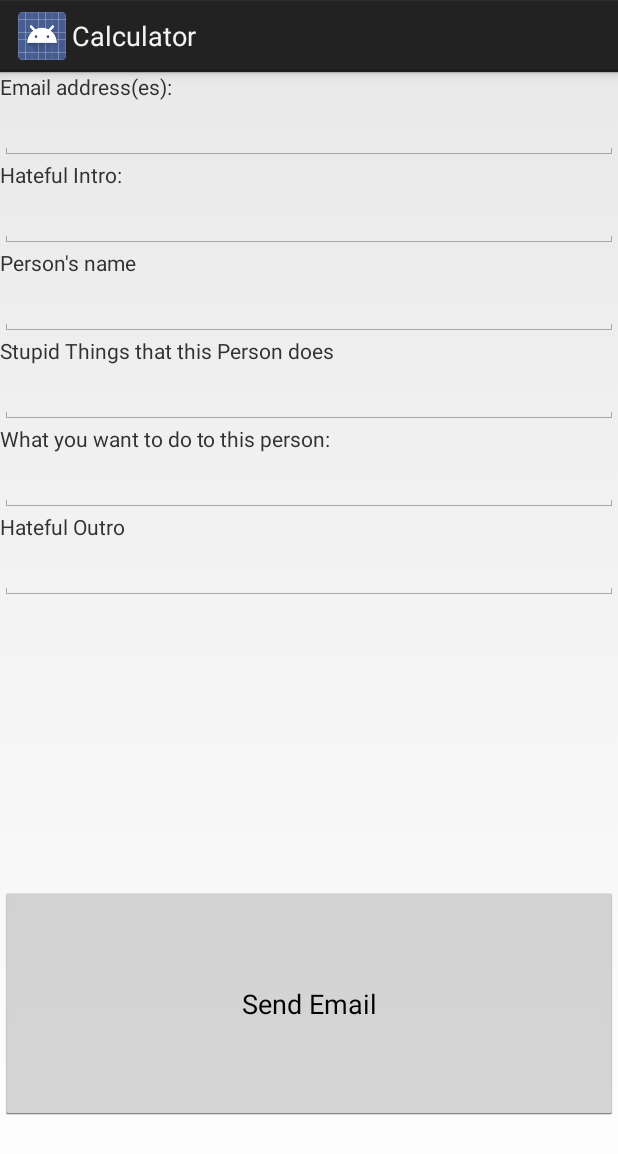
After one commit to Maeur1/Calculator, an Android app: the Email screen opened directly, with no data from a screen before it, on a phone screen of 412 x 824 dp. The commit adds this screen. Shown: the top 1154 px of the screen. Run offline under Robolectric (Android 15) with nearby library versions, the phone set to English and light mode, and no system bars.

Commit message:
Got email and camera all done now, things are going pretty well with learning.

```diff
--- /dev/null
+++ b/app/src/main/java/com/maeur1/calculator/Email.java
@@ -0,0 +1,76 @@
+package com.maeur1.calculator;
+
+/**
+ * Created by Mayur on 22/04/2014.
+ */
+        import android.app.Activity;
+        import android.content.Intent;
+        import android.os.Bundle;
+        import android.view.View;
+        import android.widget.Button;
+        import android.widget.EditText;
+
+public class Email extends Activity implements View.OnClickListener {
+
+    EditText personsEmail, intro, personsName, stupidThings, hatefulAction,
+            outro;
+    String emailAdd, beginning, name, stupidAction, hatefulAct, out;
+    Button sendEmail;
+
+    @Override
+    protected void onCreate(Bundle savedInstanceState) {
+        super.onCreate(savedInstanceState);
+        setContentView(R.layout.email);
+        initializeVars();
+        sendEmail.setOnClickListener(this);
+    }
+
+    private void initializeVars() {
+        personsEmail = (EditText) findViewById(R.id.etEmails);
+        intro = (EditText) findViewById(R.id.etIntro);
+        personsName = (EditText) findViewById(R.id.etName);
+        stupidThings = (EditText) findViewById(R.id.etThings);
+        hatefulAction = (EditText) findViewById(R.id.etAction);
+        outro = (EditText) findViewById(R.id.etOutro);
+        sendEmail = (Button) findViewById(R.id.bSentEmail);
+    }
+
+    public void onClick(View v) {
+        convertEditTextVarsIntoStringsAndYesThisIsAMethodWeCreated();
+        String emailaddress[] = { emailAdd };
+        String message = "Well hello "
+                + name
+                + " I just wanted to say "
+                + beginning
+                + ".  Not only that but I hate when you "
+                + stupidAction
+                + ", that just really makes me crazy.  I just want to make you "
+                + hatefulAct
+                + ".  Welp, thats all I wanted to chit-chatter about, oh and"
+                + out
+                + ".  Oh also if you get bored you should check out www.mybringback.com"
+                + '\n' + "PS. I think I love you...    ";
+        Intent emailIntent = new Intent(Intent.ACTION_SEND);
+        emailIntent.putExtra(Intent.EXTRA_EMAIL, emailaddress);
+        emailIntent.putExtra(Intent.EXTRA_SUBJECT, "I hate you!");
+        emailIntent.setType("plain/text");
+        emailIntent.putExtra(Intent.EXTRA_TEXT, message);
+        startActivity(emailIntent);
+    }
+
+    private void convertEditTextVarsIntoStringsAndYesThisIsAMethodWeCreated() {
+        emailAdd = personsEmail.getText().toString();
+        beginning = intro.getText().toString();
+        name = personsName.getText().toString();
+        stupidAction = stupidThings.getText().toString();
+        hatefulAct = hatefulAction.getText().toString();
+        out = outro.getText().toString();
+    }
+
+    @Override
+    protected void onPause() {
+        super.onPause();
+        finish();
+    }
+
+}
--- /dev/null
+++ b/app/src/main/res/layout/email.xml
@@ -0,0 +1,43 @@
+<?xml version="1.0" encoding="utf-8"?>
+<LinearLayout xmlns:android="http://schemas.android.com/apk/res/android"
+    android:orientation="vertical" android:layout_width="match_parent"
+    android:weightSum="100" android:layout_height="match_parent">
+    <ScrollView android:layout_weight="30" android:layout_width="fill_parent"
+        android:layout_height="fill_parent">
+
+        <LinearLayout android:orientation="vertical"
+            android:layout_width="match_parent" android:layout_height="match_parent">
+            <TextView android:text="Email address(es):"
+                android:layout_width="wrap_content" android:layout_height="wrap_content"></TextView>
+            <EditText android:layout_height="wrap_content"
+                android:layout_width="match_parent" android:id="@+id/etEmails">
+            </EditText>
+            <TextView android:text="Hateful Intro:"
+                android:layout_width="wrap_content" android:layout_height="wrap_content"></TextView>
+            <EditText android:layout_height="wrap_content"
+                android:layout_width="match_parent" android:id="@+id/etIntro"></EditText>
+            <TextView android:text="Person's name" android:layout_width="wrap_content"
+                android:layout_height="wrap_content"></TextView>
+            <EditText android:layout_height="wrap_content"
+                android:layout_width="match_parent" android:id="@+id/etName"></EditText>
+            <TextView android:text="Stupid Things that this Person does"
+                android:layout_width="wrap_content" android:layout_height="wrap_content"></TextView>
+            <EditText android:layout_height="wrap_content"
+                android:layout_width="match_parent" android:id="@+id/etThings"></EditText>
+            <TextView android:text="What you want to do to this person:"
+                android:layout_width="wrap_content" android:layout_height="wrap_content"></TextView>
+            <EditText android:layout_height="wrap_content"
+                android:layout_width="match_parent" android:id="@+id/etAction"></EditText>
+            <TextView android:text="Hateful Outro" android:layout_width="wrap_content"
+                android:layout_height="wrap_content"></TextView>
+            <EditText android:layout_height="wrap_content"
+                android:layout_width="match_parent" android:id="@+id/etOutro"></EditText>
+        </LinearLayout>
+    </ScrollView>
+    <LinearLayout android:orientation="vertical"
+        android:layout_width="match_parent" android:layout_weight="80"
+        android:layout_height="fill_parent">
+        <Button android:text="Send Email" android:id="@+id/bSentEmail"
+            android:layout_width="fill_parent" android:layout_height="fill_parent"></Button>
+    </LinearLayout>
+</LinearLayout>
--- a/build.gradle
+++ b/build.gradle
@@ -5,7 +5,7 @@ buildscript {
         mavenCentral()
     }
     dependencies {
-        classpath 'com.android.tools.build:gradle:0.8.+'
+        classpath 'com.android.tools.build:gradle:0.9.+'
     }
 }
 
```
Also changed, not shown: app/src/main/AndroidManifest.xml (+9 -1 lines), app/src/main/java/com/maeur1/calculator/Camera.java (added, +69 -0 lines), app/src/main/java/com/maeur1/calculator/MainActivity.java (+18 -5 lines), app/src/main/java/com/maeur1/calculator/Menu.java (+7 -2 lines), app/src/main/java/com/maeur1/calculator/Splash.java (+14 -3 lines), app/src/main/java/com/maeur1/calculator/TextPlay.java (+41 -20 lines), app/src/main/res/layout/activity_main.xml (+34 -8 lines), app/src/main/res/layout/photo.xml (added, +29 -0 lines), gradle/wrapper/gradle-wrapper.properties, 2 other files.
